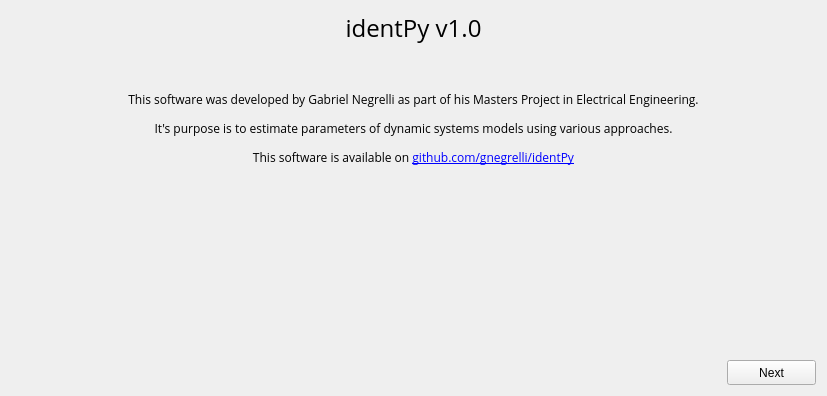
gnegrelli/identPy_GUI, file ui/ui_files/initial_page.ui: the form before one commit.
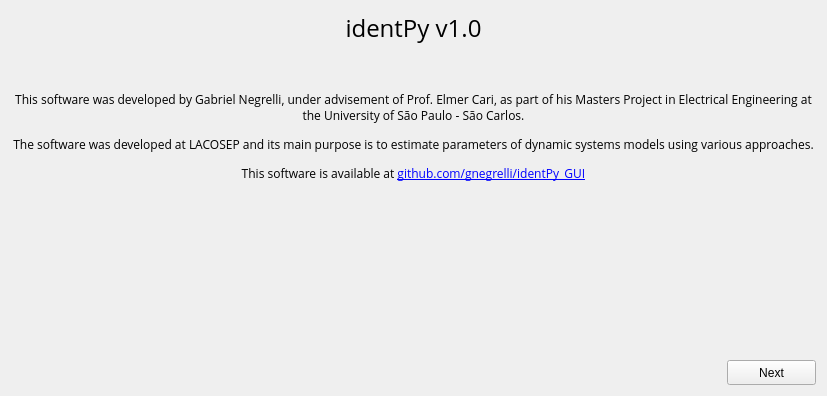
The form after the commit.

Commit message: Update info on initial page

```diff
--- a/ui/ui_files/initial_page.ui
+++ b/ui/ui_files/initial_page.ui
@@ -72,7 +72,7 @@
           <bool>false</bool>
          </property>
          <property name="text">
-          <string>&lt;html&gt;&lt;head/&gt;&lt;body&gt;&lt;p&gt;This software was developed by Gabriel Negrelli as part of his Masters Project in Electrical Engineering.&lt;/p&gt;&lt;p&gt;It's purpose is to estimate parameters of dynamic systems models using various approaches.&lt;/p&gt;&lt;p&gt;This software is available on &lt;a href=&quot;github.com/gnegrelli/identPy&quot;&gt;&lt;span style=&quot; text-decoration: underline; color:#0000ff;&quot;&gt;github.com/gnegrelli/identPy&lt;/span&gt;&lt;/a&gt;&lt;/p&gt;&lt;/body&gt;&lt;/html&gt;</string>
+          <string>&lt;html&gt;&lt;head/&gt;&lt;body&gt;&lt;p&gt;This software was developed by Gabriel Negrelli, under advisement of Prof. Elmer Cari, as part of his Masters Project in Electrical Engineering at the University of São Paulo - São Carlos.&lt;/p&gt;&lt;p&gt;The software was developed at LACOSEP and its main purpose is to estimate parameters of dynamic systems models using various approaches.&lt;/p&gt;&lt;p&gt;This software is available at &lt;a href=https://github.com/gnegrelli/identPy_GUI&gt;&lt;span style=&quot; text-decoration: underline; color:#0000ff;&quot;&gt;github.com/gnegrelli/identPy_GUI&lt;/span&gt;&lt;/a&gt;&lt;/p&gt;&lt;/body&gt;&lt;/html&gt;</string>
          </property>
          <property name="textFormat">
           <enum>Qt::AutoText</enum>
@@ -81,7 +81,7 @@
           <set>Qt::AlignHCenter|Qt::AlignTop</set>
          </property>
          <property name="wordWrap">
-          <bool>false</bool>
+          <bool>true</bool>
          </property>
          <property name="margin">
           <number>0</number>
```
Left out of the diff: 3 changed lines with no effect on the pictures. The commit also changes 2 other files.
